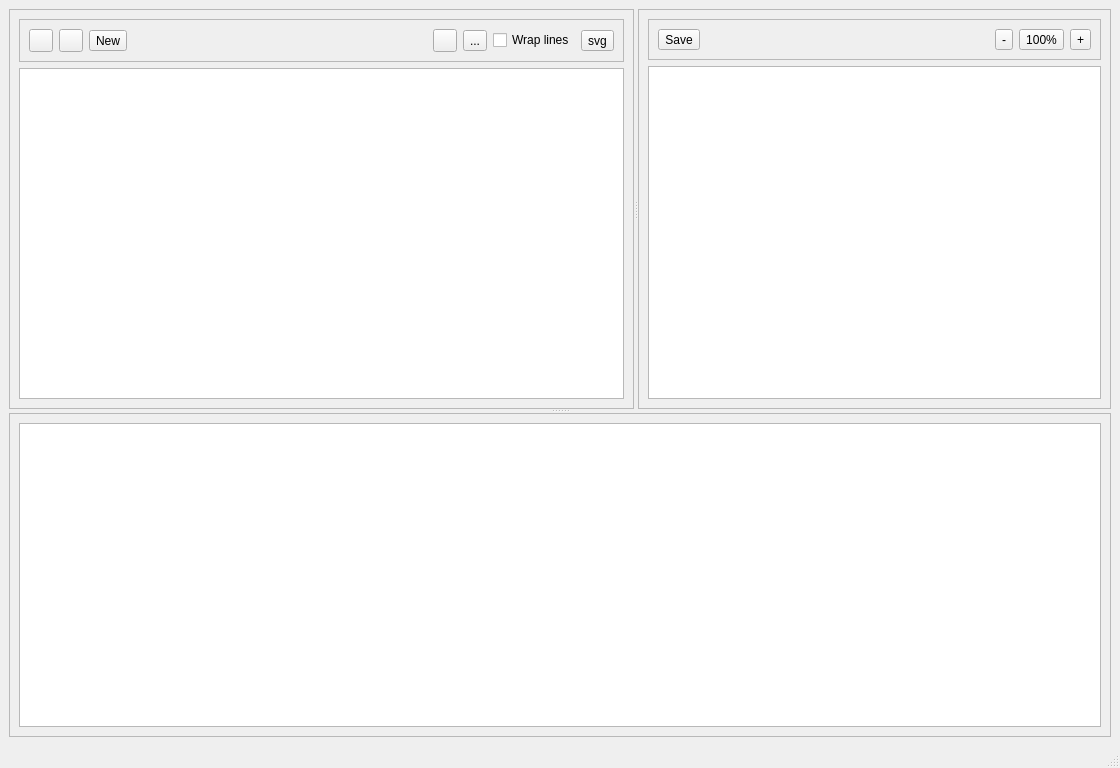
Qt form bpmn-svg/src/bpmn-svg.ui (AsifKHasan/visualization-explorations) before a commit.
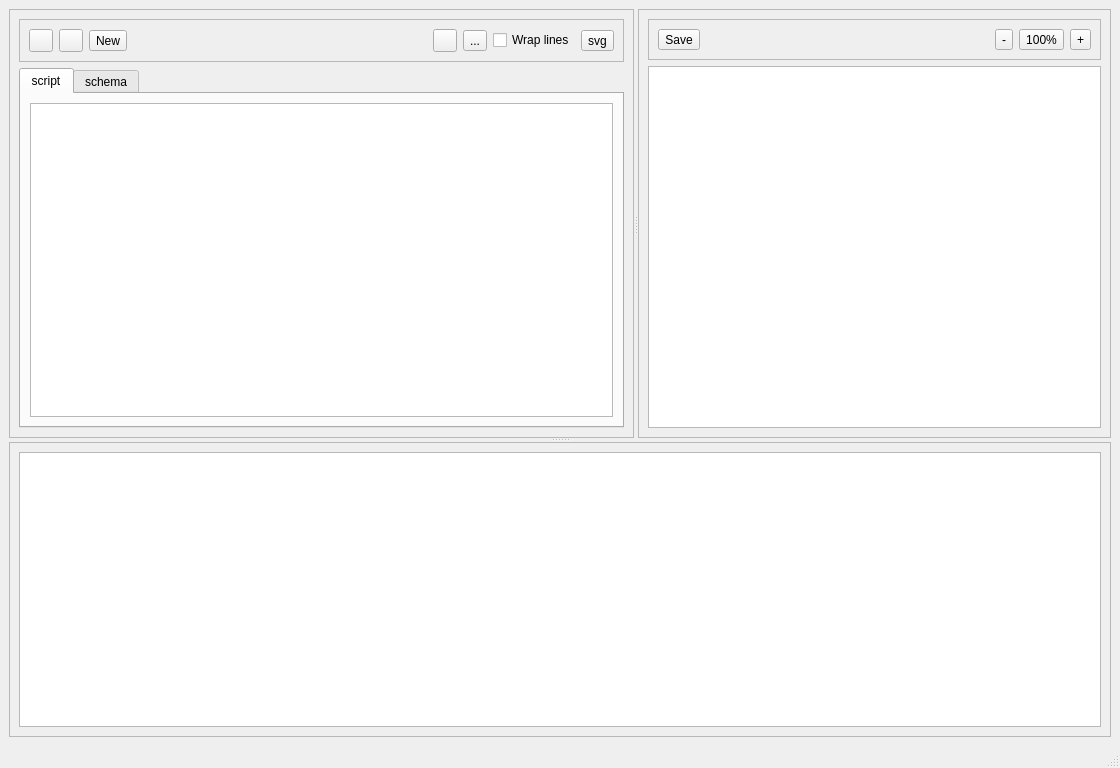
The same form after that commit. Icons and pictures are not drawn.

Diff of the .ui file:
```diff
--- a/bpmn-svg/src/bpmn-svg.ui
+++ b/bpmn-svg/src/bpmn-svg.ui
@@ -58,23 +58,6 @@
         </property>
         <layout class="QVBoxLayout" name="verticalLayout">
          <item>
-          <layout class="QGridLayout" name="gridLayout_workarea">
-           <item row="2" column="0">
-            <widget class="QPlainTextEdit" name="plainTextEdit_file">
-             <property name="font">
-              <font>
-               <family>Consolas</family>
-              </font>
-             </property>
-             <property name="styleSheet">
-              <string notr="true">background-color: '#f8f8f8'</string>
-             </property>
-             <property name="lineWrapMode">
-              <enum>QPlainTextEdit::NoWrap</enum>
-             </property>
-            </widget>
-           </item>
-           <item row="0" column="0">
             <widget class="QFrame" name="frame_workarea_buttons">
              <property name="sizePolicy">
               <sizepolicy hsizetype="Expanding" vsizetype="Preferred">
@@ -205,7 +188,51 @@
              </layout>
             </widget>
            </item>
-          </layout>
+         <item>
+          <widget class="QTabWidget" name="tabWidget_workarea">
+           <property name="currentIndex">
+            <number>0</number>
+           </property>
+           <widget class="QWidget" name="tab_script">
+            <property name="sizePolicy">
+             <sizepolicy hsizetype="Expanding" vsizetype="Expanding">
+              <horstretch>0</horstretch>
+              <verstretch>0</verstretch>
+             </sizepolicy>
+            </property>
+            <attribute name="title">
+             <string>script</string>
+            </attribute>
+            <layout class="QGridLayout" name="gridLayout">
+             <item row="0" column="0">
+              <widget class="QPlainTextEdit" name="plainTextEdit_file">
+               <property name="font">
+                <font>
+                 <family>Consolas</family>
+                </font>
+               </property>
+               <property name="styleSheet">
+                <string notr="true">background-color: '#f8f8f8'</string>
+               </property>
+               <property name="lineWrapMode">
+                <enum>QPlainTextEdit::NoWrap</enum>
+               </property>
+              </widget>
+             </item>
+            </layout>
+           </widget>
+           <widget class="QWidget" name="tab_schema">
+            <property name="sizePolicy">
+             <sizepolicy hsizetype="Expanding" vsizetype="Expanding">
+              <horstretch>0</horstretch>
+              <verstretch>0</verstretch>
+             </sizepolicy>
+            </property>
+            <attribute name="title">
+             <string>schema</string>
+            </attribute>
+           </widget>
+          </widget>
          </item>
         </layout>
        </widget>
```
Lines whose indentation alone changed are shown as unchanged.
